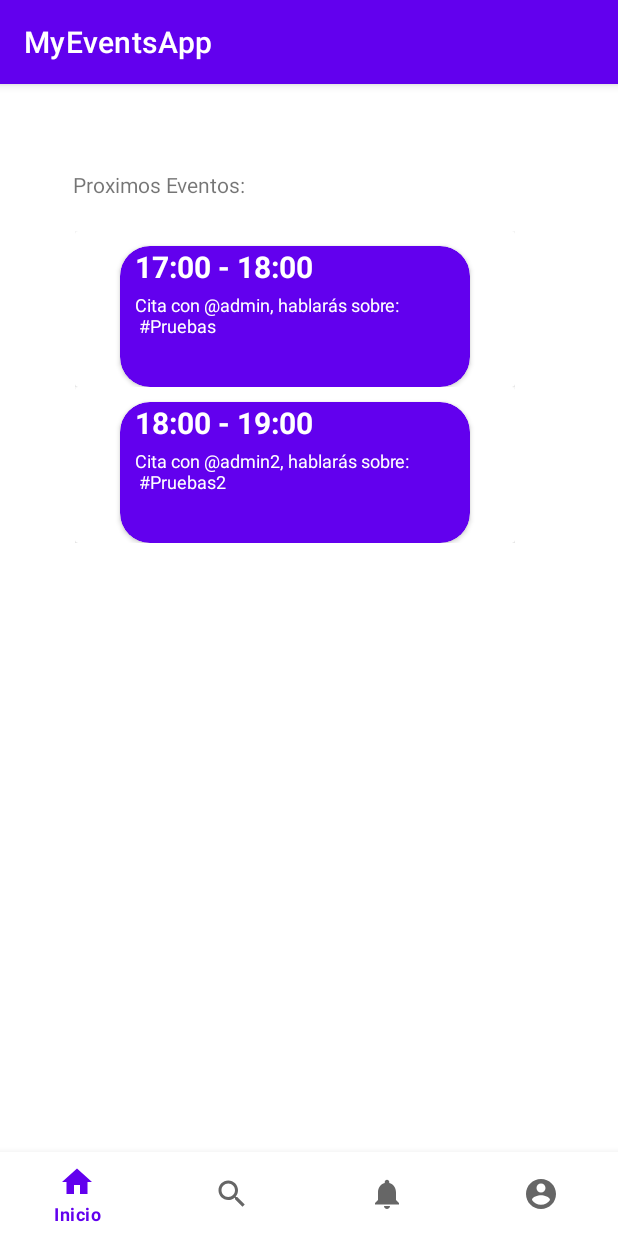
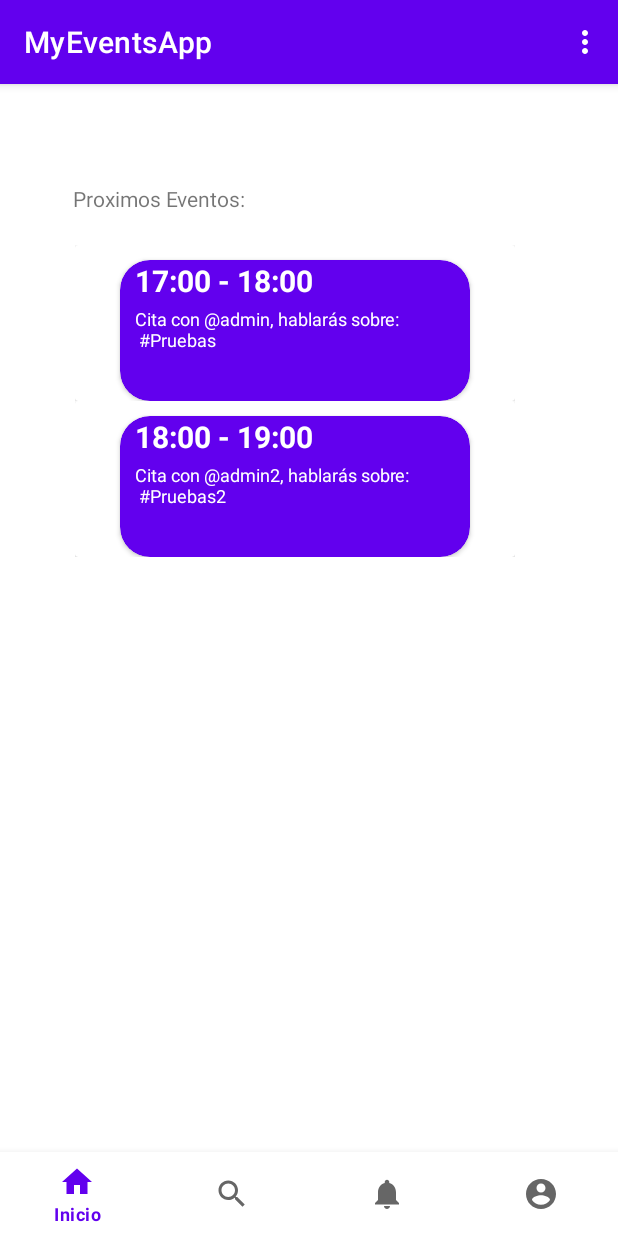
Before and after one commit to MarioParrilla/AppEventos, an Android app: the MainActivity screen opened directly, with no data from a screen before it, on a phone screen of 412 x 824 dp. Run offline under Robolectric (Android 15) with nearby library versions, the phone set to English and light mode, and no system bars; our stand-ins replace navigation-ui.

Commit message:
Menu Settings Añadido

```diff
--- a/app/build.gradle
+++ b/app/build.gradle
@@ -40,6 +40,7 @@ dependencies {
     implementation 'androidx.navigation:navigation-fragment:2.3.5'
     implementation 'androidx.navigation:navigation-ui:2.3.5'
     implementation 'androidx.annotation:annotation:1.2.0'
+    implementation 'androidx.preference:preference:1.1.1'
     testImplementation 'junit:junit:4.+'
     androidTestImplementation 'androidx.test.ext:junit:1.1.3'
     androidTestImplementation 'androidx.test.espresso:espresso-core:3.4.0'
--- a/app/src/main/java/com/marioparrillamaroto/myeventsapp/MainActivity.java
+++ b/app/src/main/java/com/marioparrillamaroto/myeventsapp/MainActivity.java
@@ -1,8 +1,10 @@
 package com.marioparrillamaroto.myeventsapp;
 
+import android.content.Intent;
 import android.os.Bundle;
 import android.view.Menu;
 import android.view.MenuItem;
+import android.view.View;
 
 import com.google.android.material.bottomnavigation.BottomNavigationView;
 
@@ -22,6 +24,9 @@ import java.util.ArrayList;
 public class MainActivity extends AppCompatActivity {
 
     private RecyclerView recView;
+
+    private AppBarConfiguration appBarConfiguration2;
+
     @Override
     protected void onCreate(Bundle savedInstanceState) {
         super.onCreate(savedInstanceState);
@@ -41,6 +46,11 @@ public class MainActivity extends AppCompatActivity {
         recView.setLayoutManager(lym);
         recView.setAdapter(adapterData);
 
+
+        NavController navController2 = Navigation.findNavController(this, R.id.navContainer);
+        appBarConfiguration2 = new AppBarConfiguration.Builder(navController2.getGraph()).build();
+        NavigationUI.setupActionBarWithNavController(this, navController2, appBarConfiguration2);
+
         BottomNavigationView navView = findViewById(R.id.nav_view);
         // Passing each menu ID as a set of Ids because each
         // menu should be considered as top level destinations.
@@ -51,4 +61,35 @@ public class MainActivity extends AppCompatActivity {
         NavigationUI.setupActionBarWithNavController(this, navController, appBarConfiguration);
         NavigationUI.setupWithNavController(navView, navController);
     }
+
+    @Override
+    public boolean onCreateOptionsMenu(Menu menu) {
+        // Inflate the menu; this adds items to the action bar if it is present.
+        getMenuInflater().inflate(R.menu.menu_main, menu);
+        return true;
+    }
+
+    @Override
+    public boolean onOptionsItemSelected(MenuItem item) {
+        // Handle action bar item clicks here. The action bar will
+        // automatically handle clicks on the Home/Up button, so long
+        // as you specify a parent activity in AndroidManifest.xml.
+        int id = item.getItemId();
+
+        //noinspection SimplifiableIfStatement
+        if (id == R.id.action_settings) {
+            Intent nuevaPantalla = new Intent(MainActivity.this, SettingsActivity.class);
+            startActivity(nuevaPantalla);
+            return true;
+        }
+
+        return super.onOptionsItemSelected(item);
+    }
+
+    @Override
+    public boolean onSupportNavigateUp() {
+        NavController navController = Navigation.findNavController(this, R.id.navContainer);
+        return NavigationUI.navigateUp(navController, appBarConfiguration2)
+                || super.onSupportNavigateUp();
+    }
 }
--- a/app/src/main/res/layout/activity_main.xml
+++ b/app/src/main/res/layout/activity_main.xml
@@ -1,10 +1,11 @@
 <?xml version="1.0" encoding="utf-8"?>
 <androidx.constraintlayout.widget.ConstraintLayout xmlns:android="http://schemas.android.com/apk/res/android"
     xmlns:app="http://schemas.android.com/apk/res-auto"
+    xmlns:tools="http://schemas.android.com/tools"
     android:id="@+id/container"
     android:layout_width="match_parent"
     android:layout_height="match_parent"
-    android:paddingTop="?attr/actionBarSize">
+    >
 
     <com.google.android.material.bottomnavigation.BottomNavigationView
         android:id="@+id/nav_view"
@@ -23,13 +24,15 @@
         android:name="androidx.navigation.fragment.NavHostFragment"
         android:layout_width="match_parent"
         android:layout_height="match_parent"
+        android:layout_marginTop="65dp"
+        android:paddingTop="?attr/actionBarSize"
         app:defaultNavHost="true"
         app:layout_constraintBottom_toTopOf="@id/nav_view"
         app:layout_constraintHorizontal_bias="0.0"
         app:layout_constraintLeft_toLeftOf="parent"
         app:layout_constraintRight_toRightOf="parent"
         app:layout_constraintTop_toTopOf="parent"
-        app:layout_constraintVertical_bias="1.0"
+        app:layout_constraintVertical_bias="0.0"
         app:navGraph="@navigation/mobile_navigation" />
 
 </androidx.constraintlayout.widget.ConstraintLayout>
--- /dev/null
+++ b/app/src/main/res/menu/menu_main.xml
@@ -0,0 +1,11 @@
+<menu xmlns:android="http://schemas.android.com/apk/res/android"
+    xmlns:app="http://schemas.android.com/apk/res-auto"
+    xmlns:tools="http://schemas.android.com/tools"
+    tools:context="com.marioparrillamaroto.myapplication.MainActivity">
+    <item
+        android:id="@+id/action_settings"
+        android:icon="@drawable/icon_settings_24"
+        android:orderInCategory="100"
+        android:title="Ajustes"
+        app:showAsAction="never" />
+</menu>
```
Also changed, not shown: app/src/main/AndroidManifest.xml (+7 -5 lines), app/src/main/java/com/marioparrillamaroto/myeventsapp/SettingsActivity.java (added, +21 -0 lines), app/src/main/res/layout/activity_settings.xml (added, +37 -0 lines), app/src/main/res/values/arrays.xml (added, +12 -0 lines), app/src/main/res/values/strings.xml (+16 -0 lines), app/src/main/res/xml/root_preferences.xml (added, +35 -0 lines).
